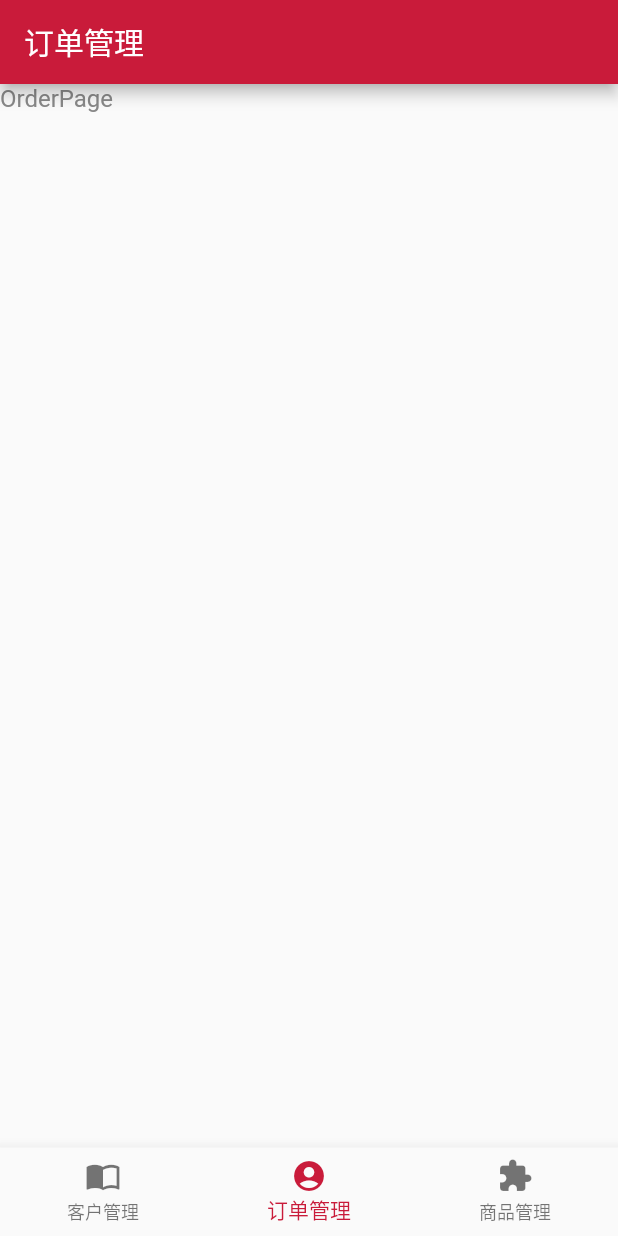
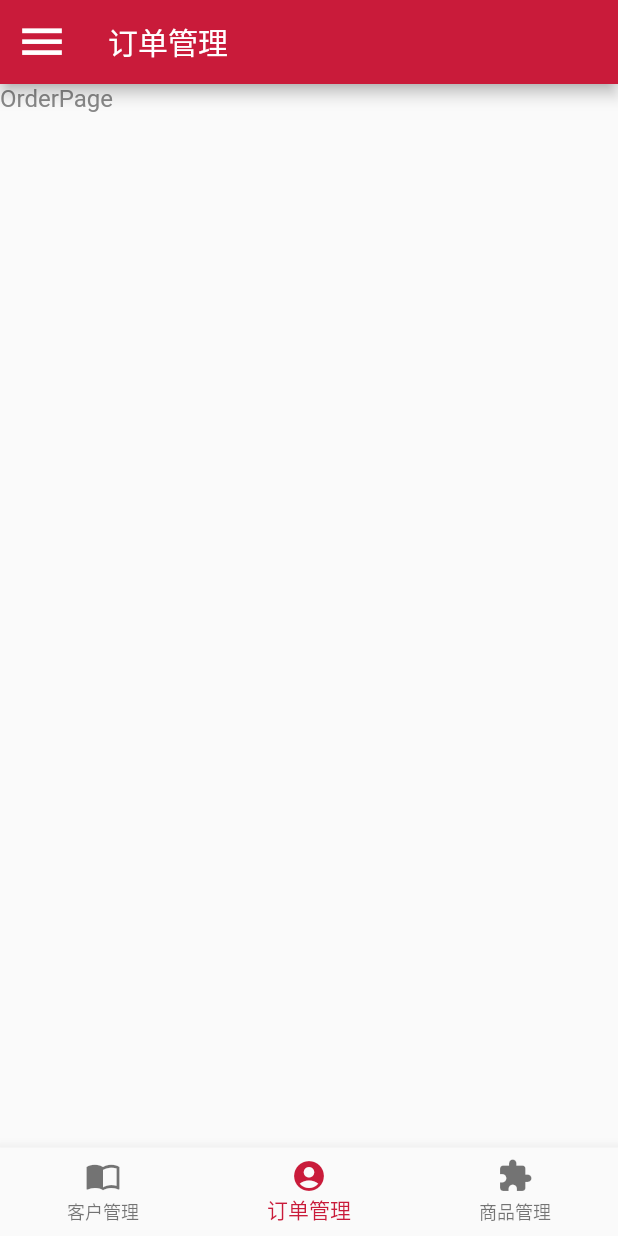
Before and after one commit to Nanyuey/flutter-demo, a Flutter app: the screen it shows after launch, item 2 of the bottom bar chosen, on a phone screen of 412 x 824 dp. Run offline on Flutter 3.47's test engine with Material 2 defaults, Android fonts, the phone set to English and light mode, and no system bars; our stand-ins replace fluro; statements that could not run were skipped.

Commit message:
增加抽屉

```diff
--- a/lib/views/customers/customers.dart
+++ b/lib/views/customers/customers.dart
@@ -32,9 +32,6 @@ class _CustomerPageState extends State<CustomerPage> {
   @override
   Widget build(BuildContext context) {
     return Scaffold(
-        appBar: AppBar(
-          title: Text("客户列表"),
-        ),
         body: Column(
       children: <Widget>[
         new SearchBar(),
--- a/lib/views/goods/goods.dart
+++ b/lib/views/goods/goods.dart
@@ -3,10 +3,6 @@ import 'package:flutter/material.dart';
 class GoodPage extends StatelessWidget {
   @override
   Widget build(BuildContext context) {
-    return Scaffold(
-        appBar: AppBar(
-          title: Text("商品库"),
-        ),
-        body: Container(child: Text("goods")));
+    return Scaffold(body: Container(child: Text("goods")));
   }
 }
--- a/lib/views/home.dart
+++ b/lib/views/home.dart
@@ -2,6 +2,7 @@ import 'package:flutter/material.dart';
 import 'package:store/views/customers/customers.dart';
 import 'package:store/views/goods/goods.dart';
 import 'package:store/views/orders/orders.dart';
+import 'package:store/components/drawer/index.dart';
 
 class MyAppPage extends StatefulWidget {
   @override
@@ -42,7 +43,10 @@ class _MyAppPageState extends State<MyAppPage> {
 
   Widget build(BuildContext context) {
     return new Scaffold(
-      // appBar: appBarTitle,
+      appBar: AppBar(
+        title: Text(tabData[_currentIndex]['text']),
+      ),
+      drawer: new MyDrawer(),
       body: IndexedStack(
         index: _currentIndex,
         children: _list,
--- a/lib/views/orders/orders.dart
+++ b/lib/views/orders/orders.dart
@@ -3,10 +3,6 @@ import 'package:flutter/material.dart';
 class OrderPage extends StatelessWidget {
   @override
   Widget build(BuildContext context) {
-    return Scaffold(
-        appBar: AppBar(
-          title: Text("订单管理"),
-        ),
-        body: Container(child: Text("OrderPage")));
+    return Scaffold(body: Container(child: Text("OrderPage")));
   }
 }
```
Also changed, not shown: lib/components/drawer/index.dart (added, +57 -0 lines), lib/assets/images/default-avatar.jpg (added). Lines whose indentation alone changed are shown as unchanged.
